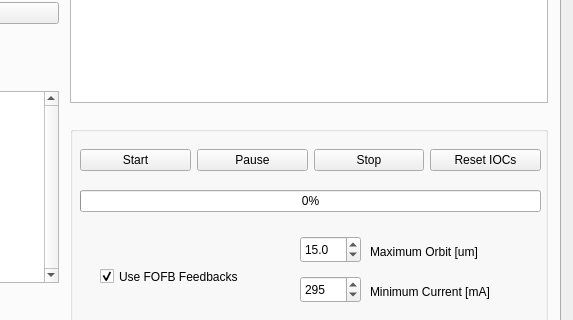
This is src/dls_bba/fbba_gui.ui in DiamondLightSource/dls-bba as Qt 5 draws it before an edit; both pictures show x 270 to 843 and y 274 to 594 of the 843 by 772 pixel window. The edited form follows.
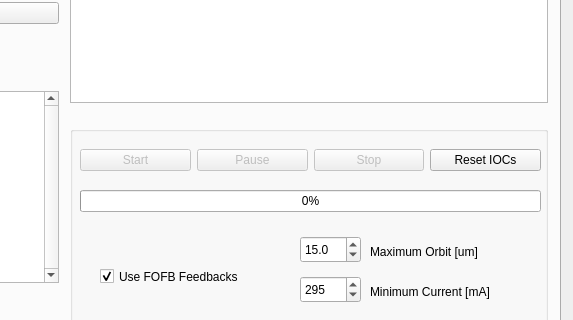
This is the edited form.

Commit message: Make GUI and CLI work through worker

Diff of the .ui file:
```diff
--- a/src/dls_bba/fbba_gui.ui
+++ b/src/dls_bba/fbba_gui.ui
@@ -425,6 +425,9 @@
             <layout class="QGridLayout" name="gridLayout_2">
              <item row="0" column="0">
               <widget class="QPushButton" name="button_start">
+               <property name="enabled">
+                <bool>false</bool>
+               </property>
                <property name="text">
                 <string>Start</string>
                </property>
@@ -432,6 +435,9 @@
              </item>
              <item row="0" column="1">
               <widget class="QPushButton" name="button_pause">
+               <property name="enabled">
+                <bool>false</bool>
+               </property>
                <property name="text">
                 <string>Pause</string>
                </property>
@@ -439,6 +445,9 @@
              </item>
              <item row="0" column="2">
               <widget class="QPushButton" name="button_stop">
+               <property name="enabled">
+                <bool>false</bool>
+               </property>
                <property name="text">
                 <string>Stop</string>
                </property>
```
The commit also changes 4 other files.
